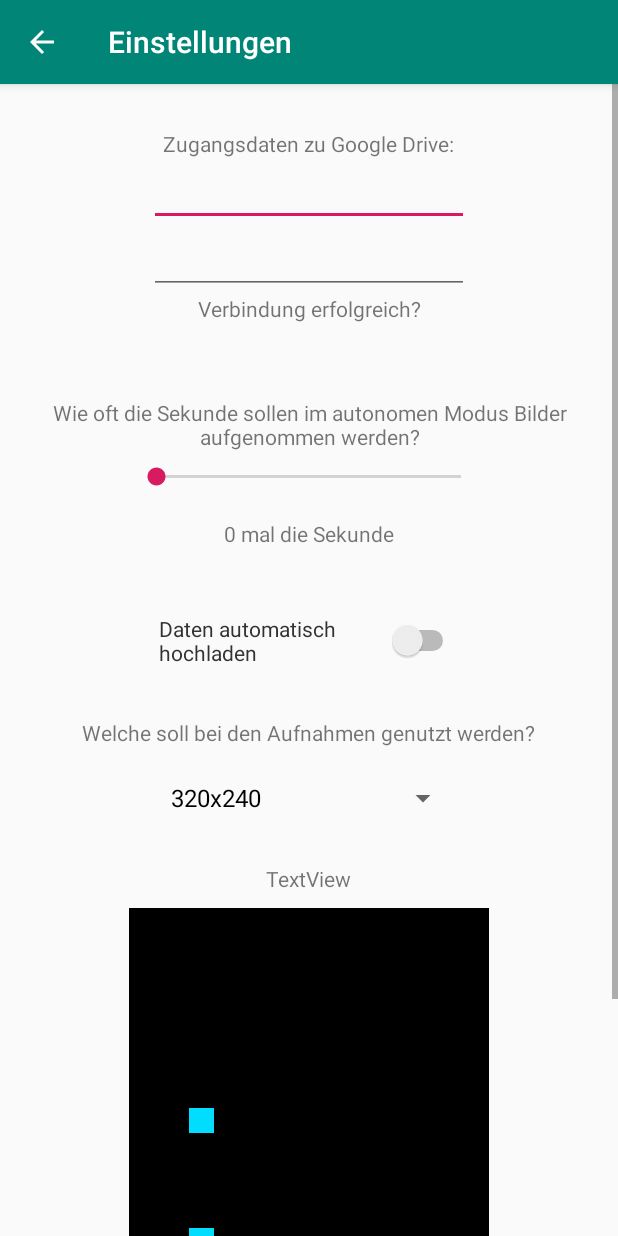
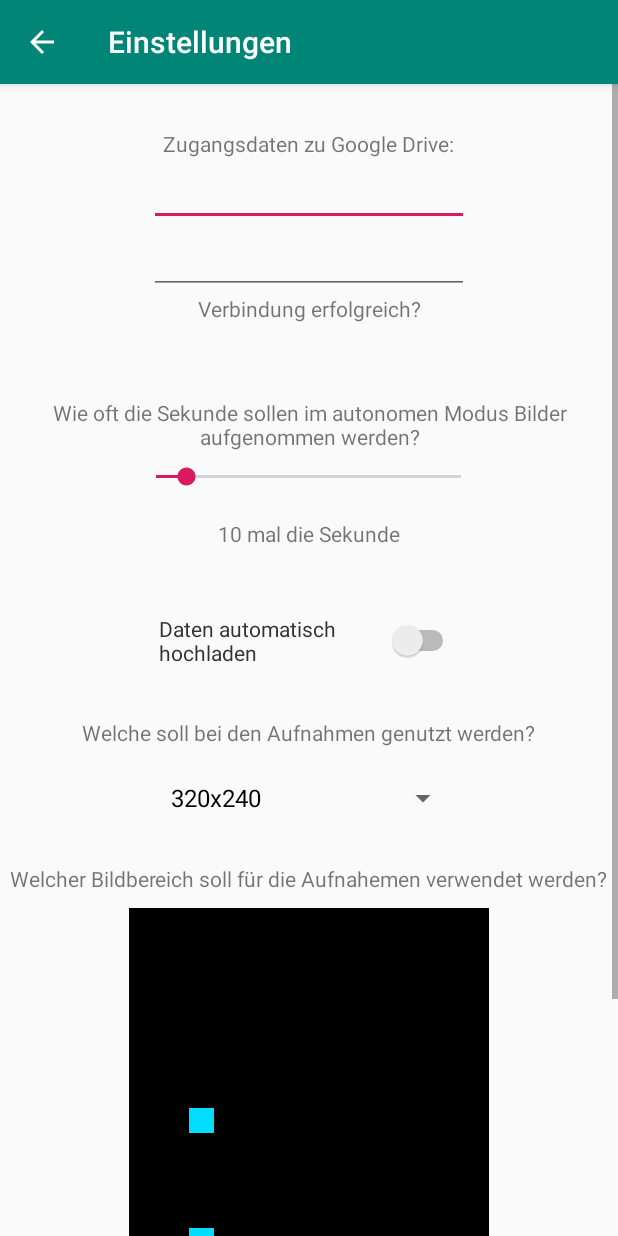
Before and after one commit to Niklas1997Git/Teamprojekt11, an Android app: the EinstellungenActivity screen opened directly, with no data from a screen before it, on a phone screen of 412 x 824 dp. Run offline under Robolectric (Android 15) with nearby library versions, the phone set to English and light mode, and no system bars.

Commit message:
Bildbereich auswählbar fertig

```diff
--- a/Teamprojekt/app/src/main/java/com/example/teamprojekt/EinstellungenActivity.java
+++ b/Teamprojekt/app/src/main/java/com/example/teamprojekt/EinstellungenActivity.java
@@ -5,6 +5,7 @@ import androidx.appcompat.app.AppCompatActivity;
 import android.annotation.SuppressLint;
 import android.content.ClipData;
 import android.content.Context;
+import android.content.SharedPreferences;
 import android.hardware.Camera;
 import android.os.Build;
 import android.os.Bundle;
@@ -15,6 +16,7 @@ import android.view.MotionEvent;
 import android.view.View;
 import android.widget.AdapterView;
 import android.widget.ArrayAdapter;
+import android.widget.Button;
 import android.widget.CompoundButton;
 import android.widget.EditText;
 import android.widget.ImageView;
@@ -36,6 +38,7 @@ public class EinstellungenActivity extends AppCompatActivity {
     private SeekBar anzahlBilder;
     private Spinner cameraSizes;
     private CustomScrollView customScrollView;
+    private Button button_Bildbereich;
 
     //Rechteck deklarierung
     private ImageView rechteckLinksOben;
@@ -52,8 +55,6 @@ public class EinstellungenActivity extends AppCompatActivity {
     private final int SQUARE_SIZE=25;
     private final int MAX_LEFT_MARGIN = 480 - SQUARE_SIZE;
     private final int MAX_TOP_MARGIN = 640 - SQUARE_SIZE;
-    private final int MIN_LEFT_MARGIN = 0;
-    private final int MIN_TOP_MARGIN = 0;
     private final int STANDARD_MARGIN = 0;
 
     private final int LEFT_LEFT_MARGIN = 60;
@@ -61,12 +62,36 @@ public class EinstellungenActivity extends AppCompatActivity {
     private final int TOP_TOP_MARGIN = 200;
     private final int BOTTOM_TOP_MARGIN = 320;
 
+    //SharedPreferences Konstanten
+    private final String prefName = "MyPref";
+    private final String pref_automatischHochladen = "hochladen";
+    private final String pref_email = "email";
+    private final String pref_passwort = "passwort";
+    private final String pref_anzahlBilder = "anzahlBilder";
+    private final String pref_aufloesung_breite = "breite";
+    private final String pref_aufloesung_hoehe = "hoehe";
+    private final String pref_aufloesung_position = "position";
+    private final String pref_left_faktor = "left_faktor";
+    private final String pref_top_faktor = "top_faktor";
+
+    //TODO
+    private final String pref_lo_left = "lo_left";
+    private final String pref_lo_top = "lo_top";
+    private final String pref_lu_left = "lu_left";
+    private final String pref_lu_top = "lu_top";
+    private final String pref_ru_left = "ru_left";
+    private final String pref_ru_top = "ru_top";
+    private final String pref_ro_left = "ro_left";
+    private final String pref_ro_top = "ro_top";
+
+    private SharedPreferences sharedPreferences;
+
+    private String[] gewaehlte_Aufloesung;
+    private int aufloesung_Position = 0;
 
     //Kamera-auflösungen für die Auswahl
     private String[] supportedCameraSizes;
 
-    //Speicherungsklasse
-    private SaveClass saveClass;
 
     Context context;
 
@@ -85,6 +110,7 @@ public class EinstellungenActivity extends AppCompatActivity {
         anzahlBilder = findViewById(R.id.seekBar_AnzahlBilder);
         cameraSizes = findViewById(R.id.spinner_aufloesung);
         customScrollView = findViewById(R.id.customScrollView);
+        button_Bildbereich = findViewById(R.id.button_Bildbereich);
 
 
         rechteckLinksOben = findViewById(R.id.imageView_lo);
@@ -93,26 +119,29 @@ public class EinstellungenActivity extends AppCompatActivity {
         rechteckRechtsOben = findViewById(R.id.imageView_ro);
 
 
-        saveClass = SaveClass.getInstance(context);
-
-
-        automatischHochladen.setChecked(saveClass.isAutomatischHochladen());
-        email.setText(saveClass.getEmail());
-        passwort.setText(saveClass.getPasswort());
-        int progress = saveClass.getAnzahlBilder();
-        if (Build.VERSION.SDK_INT >= Build.VERSION_CODES.N) {
-            anzahlBilder.setProgress(progress, true);
-        }
-        nummer.setText("" + progress + " mal die Sekunde");
-
-
         setSupportedCameraSizes();
         //create an adapter to describe how the items are displayed, adapters are used in several places in android.
         //There are multiple variations of this, but this is the basic variant.
         ArrayAdapter<String> adapter = new ArrayAdapter<>(this, android.R.layout.simple_spinner_dropdown_item, supportedCameraSizes);
         //set the spinners adapter to the previously created one.
         cameraSizes.setAdapter(adapter);
-        cameraSizes.setSelection(saveClass.getAufloesung_position());
+
+        //Speicherung
+        sharedPreferences = getSharedPreferences(prefName, 0);
+
+
+        automatischHochladen.setChecked(sharedPreferences.getBoolean(pref_automatischHochladen, false));
+        email.setText(sharedPreferences.getString(pref_email, ""));
+        passwort.setText(sharedPreferences.getString(pref_passwort, ""));
+        int progress = sharedPreferences.getInt(pref_anzahlBilder, 10);
+        //Werte aus Speicherung setzen
+        if (Build.VERSION.SDK_INT >= Build.VERSION_CODES.N) {
+            anzahlBilder.setProgress(progress, true);
+        }
+        nummer.setText("" + progress + " mal die Sekunde");
+        aufloesung_Position = sharedPreferences.getInt(pref_aufloesung_position, 0);
+        cameraSizes.setSelection(aufloesung_Position);
+
 
         rechteckLinksOben.setOnTouchListener(onTouchListener());
         rechteckLinksUnten.setOnTouchListener(onTouchListener());
@@ -140,47 +169,70 @@ public class EinstellungenActivity extends AppCompatActivity {
         //ImageView Startwerte setzen
         //Links oben
         RelativeLayout.LayoutParams lp_lo = (RelativeLayout.LayoutParams) rechteckLinksOben.getLayoutParams();
-        lp_lo.leftMargin = LEFT_LEFT_MARGIN;
-        lp_lo.topMargin = TOP_TOP_MARGIN;
+        lp_lo.leftMargin = sharedPreferences.getInt(pref_lo_left, LEFT_LEFT_MARGIN);
+        lp_lo.topMargin = sharedPreferences.getInt(pref_lo_top, TOP_TOP_MARGIN);
         lp_lo.rightMargin = STANDARD_MARGIN;
         lp_lo.bottomMargin = STANDARD_MARGIN;
         rechteckLinksOben.setLayoutParams(lp_lo);
 
         //Links unten
         RelativeLayout.LayoutParams lp_lu = (RelativeLayout.LayoutParams) rechteckLinksUnten.getLayoutParams();
-        lp_lu.leftMargin = LEFT_LEFT_MARGIN;
-        lp_lu.topMargin = BOTTOM_TOP_MARGIN;
+        lp_lu.leftMargin = sharedPreferences.getInt(pref_lu_left, LEFT_LEFT_MARGIN);
+        lp_lu.topMargin = sharedPreferences.getInt(pref_lu_top, BOTTOM_TOP_MARGIN);
         lp_lu.rightMargin = STANDARD_MARGIN;
         lp_lu.bottomMargin = STANDARD_MARGIN;
         rechteckLinksUnten.setLayoutParams(lp_lu);
 
         //Rechts unten
         RelativeLayout.LayoutParams lp_ru = (RelativeLayout.LayoutParams) rechteckRechtsUnten.getLayoutParams();
-        lp_ru.leftMargin = RIGHT_LEFT_MARGIN;
-        lp_ru.topMargin = BOTTOM_TOP_MARGIN;
+        lp_ru.leftMargin = sharedPreferences.getInt(pref_ru_left, RIGHT_LEFT_MARGIN);
+        lp_ru.topMargin = sharedPreferences.getInt(pref_ru_top, BOTTOM_TOP_MARGIN);
         lp_ru.rightMargin = STANDARD_MARGIN;
         lp_ru.bottomMargin = STANDARD_MARGIN;
         rechteckRechtsUnten.setLayoutParams(lp_ru);
 
         //Rechts oben
         RelativeLayout.LayoutParams lp_ro = (RelativeLayout.LayoutParams) rechteckRechtsOben.getLayoutParams();
-        lp_ro.leftMargin = RIGHT_LEFT_MARGIN;
-        lp_ro.topMargin = TOP_TOP_MARGIN;
+        lp_ro.leftMargin = sharedPreferences.getInt(pref_ro_left, RIGHT_LEFT_MARGIN);
+        lp_ro.topMargin = sharedPreferences.getInt(pref_ro_top, TOP_TOP_MARGIN);
         lp_ro.rightMargin = STANDARD_MARGIN;
         lp_ro.bottomMargin = STANDARD_MARGIN;
         rechteckRechtsOben.setLayoutParams(lp_ro);
 
 
+        button_Bildbereich.setOnClickListener(new View.OnClickListener() {
+            @Override
+            public void onClick(View v) {
+                //Speicherung des Bildbereichs
+                RelativeLayout.LayoutParams lp = (RelativeLayout.LayoutParams) rechteckLinksOben.getLayoutParams();
+                SharedPreferences.Editor editor = sharedPreferences.edit();
+                editor.putInt(pref_lo_left, lp.leftMargin);
+                editor.putInt(pref_lo_top, lp.topMargin);
+                lp = (RelativeLayout.LayoutParams) rechteckLinksUnten.getLayoutParams();
+                editor.putInt(pref_lu_left, lp.leftMargin);
+                editor.putInt(pref_lu_top, lp.topMargin);
+                lp = (RelativeLayout.LayoutParams) rechteckRechtsUnten.getLayoutParams();
+                editor.putInt(pref_ru_left, lp.leftMargin);
+                editor.putInt(pref_ru_top, lp.topMargin);
+                lp = (RelativeLayout.LayoutParams) rechteckRechtsOben.getLayoutParams();
+                editor.putInt(pref_ro_left, lp.leftMargin);
+                editor.putInt(pref_ro_top, lp.topMargin);
+                editor.commit();
+            }
+        });
+
         automatischHochladen.setOnCheckedChangeListener(new CompoundButton.OnCheckedChangeListener() {
             public void onCheckedChanged(CompoundButton buttonView, boolean isChecked) {
-                saveClass.setAutomatischHochladen(automatischHochladen.isChecked(), context);
+
+                //saveClass.setAutomatischHochladen(automatischHochladen.isChecked(), context);
             }
         });
 
         email.addTextChangedListener(new TextWatcher() {
 
             public void afterTextChanged(Editable s) {
-                saveClass.setEmail(email.getText().toString(), context);
+                //TODO: Login zu google drive prüfen
+                //saveClass.setEmail(email.getText().toString(), context);
             }
 
             public void beforeTextChanged(CharSequence s, int start, int count, int after) {}
@@ -191,7 +243,8 @@ public class EinstellungenActivity extends AppCompatActivity {
         passwort.addTextChangedListener(new TextWatcher() {
 
             public void afterTextChanged(Editable s) {
-                saveClass.setPasswort(passwort.getText().toString(), context);
+                //TODO: Login zu google drive prüfen
+                //saveClass.setPasswort(passwort.getText().toString(), context);
             }
 
             public void beforeTextChanged(CharSequence s, int start, int count, int after) {}
@@ -212,19 +265,15 @@ public class EinstellungenActivity extends AppCompatActivity {
 
             @Override
             public void onStopTrackingTouch(SeekBar seekBar) {
-                saveClass.setAnzahlBilder(seekBar.getProgress(), context);
             }
         });
 
         cameraSizes.setOnItemSelectedListener(new AdapterView.OnItemSelectedListener() {
             @Override
             public void onItemSelected(AdapterView<?> parent, View view, int position, long id) {
-                String[] selected = parent.getItemAtPosition(position).toString().split("x");
-                System.out.println(selected[0] + "x" + selected[1] + " gespeichert");
-                saveClass.setAufloesung_position(position);
-                saveClass.setAufloesung_hoehe(Integer.parseInt(selected[1]));
-                saveClass.setAufloesung_breite(Integer.parseInt(selected[0]));
-                saveClass.save(context);
+                gewaehlte_Aufloesung = parent.getItemAtPosition(position).toString().split("x");
+                System.out.println(gewaehlte_Aufloesung[0] + "x" + gewaehlte_Aufloesung[1] + " gespeichert");
+                aufloesung_Position = position;
             }
 
             @Override
@@ -461,6 +510,20 @@ public class EinstellungenActivity extends AppCompatActivity {
         }
     }
 
+    @Override
+    protected void onStop() {
+        super.onStop();
 
-
+        SharedPreferences.Editor editor = sharedPreferences.edit();
+        editor.putInt(pref_anzahlBilder, anzahlBilder.getProgress());
+        editor.putInt(pref_aufloesung_breite, Integer.parseInt(gewaehlte_Aufloesung[0]));
+        editor.putInt(pref_aufloesung_hoehe, Integer.parseInt(gewaehlte_Aufloesung[1]));
+        editor.putInt(pref_aufloesung_position, aufloesung_Position);
+        editor.putBoolean(pref_automatischHochladen, automatischHochladen.isChecked());
+        editor.putString(pref_email, email.getText().toString());
+        editor.putString(pref_passwort, passwort.getText().toString());
+        editor.putFloat(pref_left_faktor, Float.parseFloat(gewaehlte_Aufloesung[1]) / (float) MAX_LEFT_MARGIN);
+        editor.putFloat(pref_top_faktor, Float.parseFloat(gewaehlte_Aufloesung[0]) / (float) MAX_TOP_MARGIN);
+        editor.commit();
+    }
 }
--- a/Teamprojekt/app/src/main/java/com/example/teamprojekt/FerngesteuerterModusActivity.java
+++ b/Teamprojekt/app/src/main/java/com/example/teamprojekt/FerngesteuerterModusActivity.java
@@ -82,7 +82,7 @@ public class FerngesteuerterModusActivity extends AppCompatActivity {
 
         //open Camera
         camera = Camera.open();
-        takePicturesFerngesteuert = new TakePicturesFerngesteuert(camera);
+        takePicturesFerngesteuert = new TakePicturesFerngesteuert(camera, this);
 
         //Preview wird angezeigt
         showCamera = new ShowCamera(this, camera);
@@ -116,14 +116,10 @@ public class FerngesteuerterModusActivity extends AppCompatActivity {
             }
         }, 0, 1000L / 10L);
 
-
-
         new Handler().postDelayed(() -> zipFileAtPath(
                 Environment.getExternalStorageDirectory() + File.separator + "A_Project",
                 Environment.getExternalStorageDirectory() + File.separator + "A_Project.zip"),
                 1000); // Millisecond 1000 = 1 sec
-
-
     }
 
     private void setText(){
--- a/Teamprojekt/app/src/main/java/com/example/teamprojekt/SaveClass.java
+++ /dev/null
@@ -1,133 +0,0 @@
-package com.example.teamprojekt;
-
-import android.content.Context;
-
-import java.io.File;
-import java.io.FileInputStream;
-import java.io.FileOutputStream;
-import java.io.IOException;
-import java.io.ObjectInputStream;
-import java.io.ObjectOutputStream;
-import java.io.Serializable;
-
-public class SaveClass implements Serializable {
-
-    private static SaveClass saveClass;
-    private boolean automatischHochladen;
-    private String email;
-    private String passwort;
-    private int anzahlBilder;
-    private int aufloesung_breite;
-    private int aufloesung_hoehe;
-
-    public int getAufloesung_position() {
-        return aufloesung_position;
-    }
-
-    public void setAufloesung_position(int aufloesung_position) {
-        this.aufloesung_position = aufloesung_position;
-    }
-
-    private int aufloesung_position;
-
-    private SaveClass(){
-    }
-
-    public static SaveClass getInstance(Context context){
-        if(saveClass==null){
-            saveClass = load(context);
-            if(saveClass==null){
-                saveClass=new SaveClass();
-            }
-        }
-        return saveClass;
-    }
-
-    public boolean isAutomatischHochladen() {
-        return automatischHochladen;
-    }
-
-    public void setAutomatischHochladen(boolean automatischHochladen, Context context) {
-        this.automatischHochladen = automatischHochladen;
-        save(context);
-    }
-
-    public String getEmail() {
-        return email;
-    }
-
-    public void setEmail(String email, Context context) {
-        this.email = email;
-        save(context);
-    }
-
-    public String getPasswort() {
-        return passwort;
-    }
-
-    public void setPasswort(String passwort, Context context) {
-        this.passwort = passwort;
-        save(context);
-    }
-
-    public int getAnzahlBilder() {
-        return anzahlBilder;
-    }
-
-    public void setAnzahlBilder(int nummer, Context context) {
-        this.anzahlBilder = nummer;
-        save(context);
-    }
-
-    public int getAufloesung_breite(){
-        return aufloesung_breite;
-    }
-
-    public void setAufloesung_breite(int breite){
-        aufloesung_breite = breite;
-    }
-
-    public  int getAufloesung_hoehe(){
-        return aufloesung_hoehe;
-    }
-
-    public void setAufloesung_hoehe(int hoehe){
-        aufloesung_hoehe = hoehe;
-    }
-
-
-    public void save(Context context) {
-        try {
-            FileOutputStream fos = context.openFileOutput("settings", Context.MODE_PRIVATE);
-            //FileOutputStream fos = new FileOutputStream("settings");
-            ObjectOutputStream os = new ObjectOutputStream(fos);
-            os.writeObject(this);
-            os.close();
-            fos.close();
-            System.out.println("The Object  was succesfully written to a file");
-
-        } catch (Exception ex) {
-            ex.printStackTrace();
-        }
-    }
-
-    private static SaveClass load(Context context){
-        SaveClass saveClass =null;
-        File f = new File("settings");
-        if(f.isFile() && f.canRead()){
-            try {
-                //FileInputStream fileInputStream = context.openFileInput("settings");
-                FileInputStream fileInputStream = new FileInputStream(f);
-                ObjectInputStream objectInputStream = new ObjectInputStream(fileInputStream);
-                saveClass = (SaveClass) objectInputStream.readObject();
-
-                objectInputStream.close();
-                fileInputStream.close();
-            } catch (IOException | ClassNotFoundException e) {
-                e.printStackTrace();
-            }
-        }
-
-        return saveClass;
-    }
-}
--- a/Teamprojekt/app/src/main/res/layout/activity_einstellungen.xml
+++ b/Teamprojekt/app/src/main/res/layout/activity_einstellungen.xml
@@ -91,7 +91,7 @@
             android:layout_width="wrap_content"
             android:layout_height="wrap_content"
             android:layout_marginTop="20dp"
-            android:text="TextView"
+            android:text="@string/Bildbereich"
             tools:text="@string/Bildbereich" />
 
         <RelativeLayout
@@ -134,11 +134,11 @@
         </RelativeLayout>
 
         <Button
-            android:id="@+id/button"
+            android:id="@+id/button_Bildbereich"
             android:layout_width="match_parent"
             android:layout_height="wrap_content"
             android:background="@drawable/option_button"
-            android:text="Button"
+            android:text="@string/Bildbereich_Button"
             tools:text="@string/Bildbereich_Button" />
 
 
```
Also changed, not shown: Teamprojekt/app/src/main/java/com/example/teamprojekt/AutonomerModusActivity.java (+6 -3 lines), Teamprojekt/app/src/main/java/com/example/teamprojekt/ShowCamera.java (+10 -7 lines), Teamprojekt/app/src/main/java/com/example/teamprojekt/TakePicturesAutonom.java (+17 -5 lines), Teamprojekt/app/src/main/java/com/example/teamprojekt/TakePicturesFerngesteuert.java (+68 -20 lines), Teamprojekt/app/src/main/res/layout/activity_autonomer_modus.xml (+8 -15 lines).
